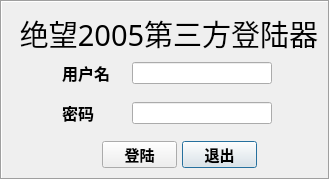
Before: the Qt Designer form LoginWidgetQt.ui in chenzhutian/myClientPyQt, drawn with Qt 5.
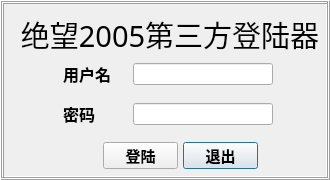
After: the same form once the commit is applied. Icons and pictures are not drawn.

What changed in the file:
```diff
--- a/LoginWidgetQt.ui
+++ b/LoginWidgetQt.ui
@@ -38,7 +38,7 @@
   <property name="modal">
    <bool>false</bool>
   </property>
-  <widget class="QStackedWidget" name="stackedWidget">
+  <widget class="QFrame" name="frame">
    <property name="geometry">
     <rect>
      <x>0</x>
@@ -53,10 +53,34 @@
      <height>180</height>
     </size>
    </property>
+   <property name="frameShape">
+    <enum>QFrame::Box</enum>
+   </property>
+   <property name="frameShadow">
+    <enum>QFrame::Raised</enum>
+   </property>
+   <property name="lineWidth">
+    <number>2</number>
+   </property>
+   <widget class="QStackedWidget" name="stackedWidget">
+    <property name="geometry">
+     <rect>
+      <x>1</x>
+      <y>1</y>
+      <width>328</width>
+      <height>178</height>
+     </rect>
+    </property>
+    <property name="minimumSize">
+     <size>
+      <width>328</width>
+      <height>178</height>
+     </size>
+    </property>
    <property name="maximumSize">
     <size>
-     <width>330</width>
-     <height>180</height>
+      <width>328</width>
+      <height>178</height>
     </size>
    </property>
    <property name="cursor">
@@ -83,14 +107,14 @@
     </property>
     <property name="minimumSize">
      <size>
-      <width>325</width>
-      <height>175</height>
+       <width>330</width>
+       <height>180</height>
      </size>
     </property>
     <property name="maximumSize">
      <size>
-      <width>325</width>
-      <height>175</height>
+       <width>330</width>
+       <height>180</height>
      </size>
     </property>
     <property name="layoutDirection">
@@ -284,6 +308,9 @@
      <property name="text">
       <string>登陆</string>
      </property>
+      <property name="default">
+       <bool>true</bool>
+      </property>
     </widget>
     <widget class="QLineEdit" name="userCodeLineEdit">
      <property name="geometry">
@@ -365,13 +392,13 @@
       <set>Qt::AlignCenter</set>
      </property>
     </widget>
-    <widget class="QPushButton" name="loadingQuitButton">
+     <widget class="QToolButton" name="loadingQuitButton">
      <property name="geometry">
       <rect>
        <x>290</x>
        <y>0</y>
        <width>31</width>
-       <height>23</height>
+        <height>21</height>
       </rect>
      </property>
      <property name="text">
@@ -381,6 +408,7 @@
    </widget>
   </widget>
  </widget>
+ </widget>
  <tabstops>
   <tabstop>userNameLineEdit</tabstop>
   <tabstop>userCodeLineEdit</tabstop>
```
Left out of the diff: 25 changed lines with no effect on the pictures. Lines whose indentation alone changed are shown as unchanged.
